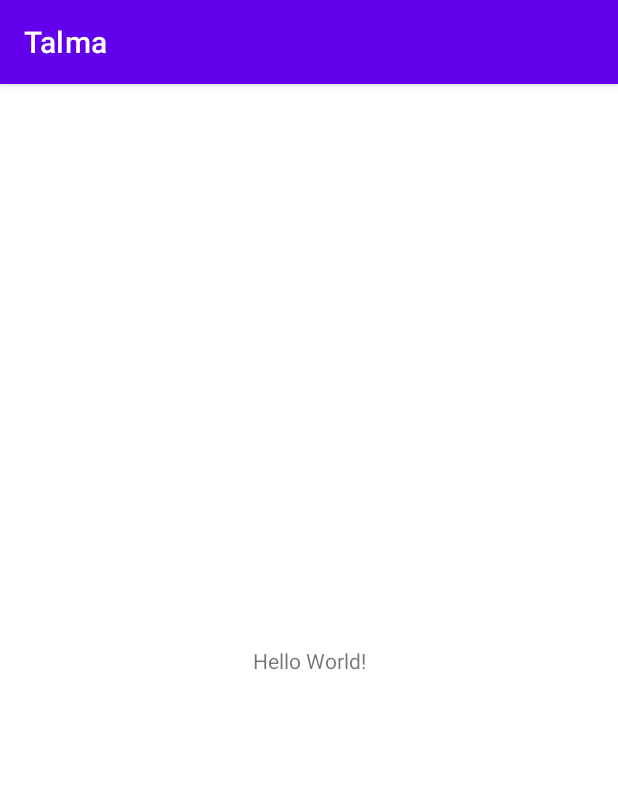
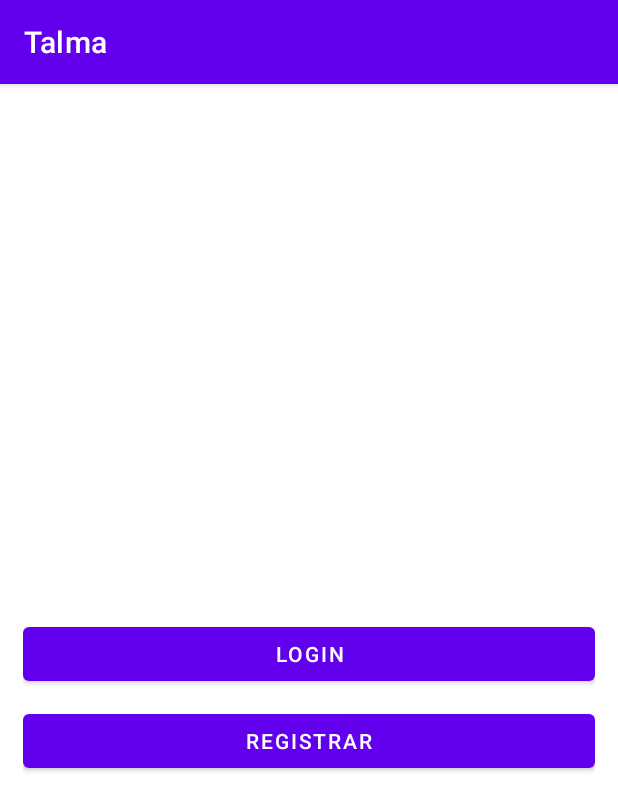
Before and after one commit to jamescc2000/Talma, an Android app: the screen it shows after launch (MainActivity), on a phone screen of 412 x 824 dp. Shown: the top 811 px of the screen. Run offline under Robolectric (Android 15) with nearby library versions, the phone set to English and light mode, and no system bars.

Commit message:
Talma app

```diff
--- a/app/src/main/res/layout/activity_main.xml
+++ b/app/src/main/res/layout/activity_main.xml
@@ -1,18 +1,39 @@
 <?xml version="1.0" encoding="utf-8"?>
-<androidx.constraintlayout.widget.ConstraintLayout xmlns:android="http://schemas.android.com/apk/res/android"
+<RelativeLayout
+    xmlns:android="http://schemas.android.com/apk/res/android"
     xmlns:app="http://schemas.android.com/apk/res-auto"
     xmlns:tools="http://schemas.android.com/tools"
     android:layout_width="match_parent"
     android:layout_height="match_parent"
+    android:background="#fff"
     tools:context=".MainActivity">
 
-    <TextView
-        android:layout_width="wrap_content"
-        android:layout_height="wrap_content"
-        android:text="Hello World!"
-        app:layout_constraintBottom_toBottomOf="parent"
-        app:layout_constraintLeft_toLeftOf="parent"
-        app:layout_constraintRight_toRightOf="parent"
-        app:layout_constraintTop_toTopOf="parent" />
+    <androidx.appcompat.widget.LinearLayoutCompat
+        android:layout_width="match_parent"
+        android:layout_height="match_parent"
+        android:gravity="center"
+        android:orientation="vertical"
+        android:padding="15dp">
 
-</androidx.constraintlayout.widget.ConstraintLayout>
+
+        <!--Boto login-->
+        <Button
+            android:id="@+id/btn_login"
+            android:layout_width="match_parent"
+            android:layout_height="wrap_content"
+            android:text="@string/btn_login"
+            android:layout_marginTop="50dp"
+            android:textColor="#fff" />
+
+        <!--Boton registro-->
+        <Button
+            android:id="@+id/btn_registrar"
+            android:layout_width="match_parent"
+            android:layout_height="wrap_content"
+            android:layout_marginTop="10dp"
+            android:text="@string/btn_registrar"
+            android:textColor="#fff" />
+
+    </androidx.appcompat.widget.LinearLayoutCompat>
+
+</RelativeLayout>
--- a/app/src/main/res/values/strings.xml
+++ b/app/src/main/res/values/strings.xml
@@ -1,3 +1,5 @@
 <resources>
     <string name="app_name">Talma</string>
+    <string name="btn_login">LOGIN</string>
+    <string name="btn_registrar">registrar</string>
 </resources>
```
